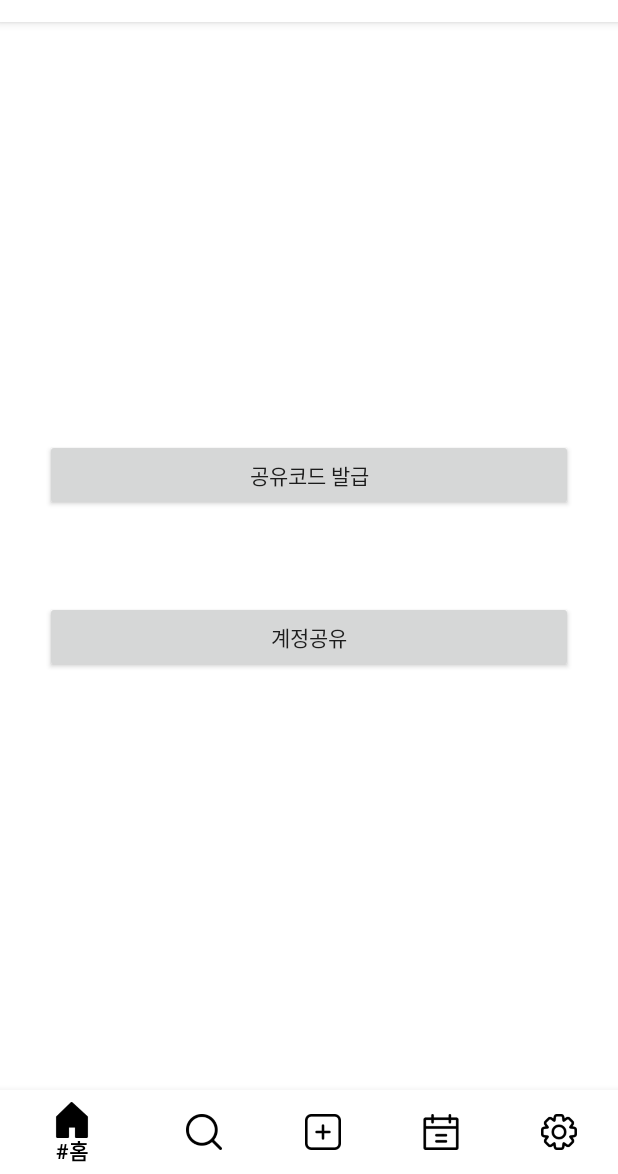
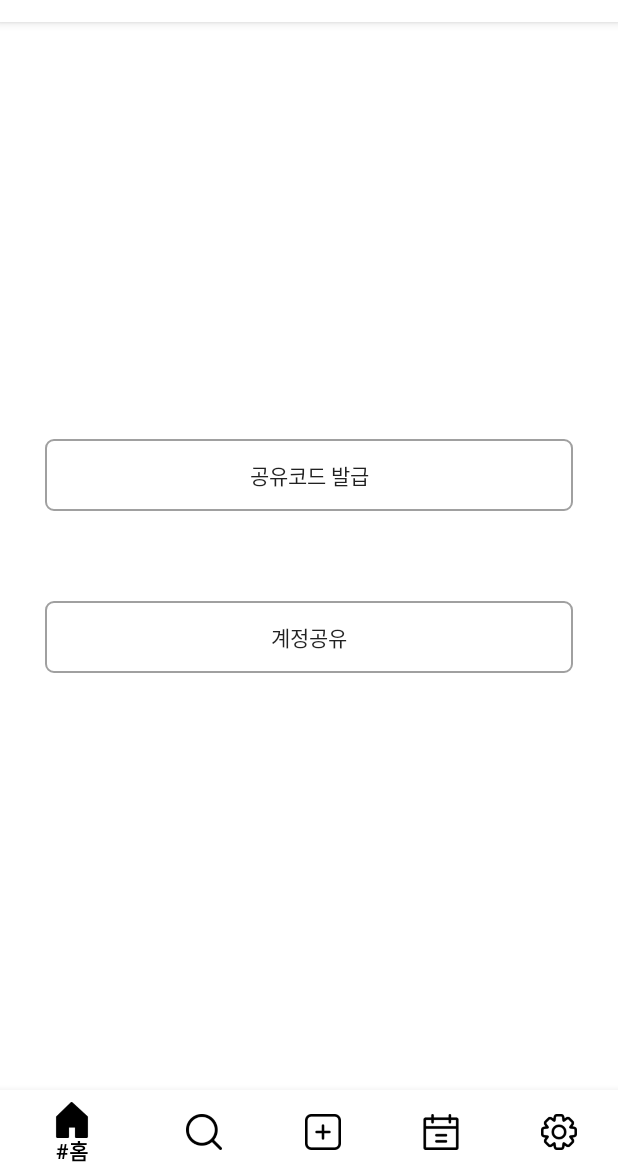
Before and after one commit to yoonh-j/HRHJ, an Android app: the fragment DeviceShareFragment placed in its activity, on a phone screen of 412 x 824 dp, the part 62-1236 px from its top. Run offline under Robolectric (Android 15) with nearby library versions, the phone set to English and light mode, and no system bars; our stand-ins replace androidx.preference; libraries missing offline, so code that uses them is left out: com.gun0912.tedpermission; 1 statement that could not run was skipped.

Commit message:
UI Updated
- 초기 화면 변경
- 홈 화면의 사진 정사각형으로 변경, 텍스트 수정/완료 버튼 변경
- 홈 화면에서 뒤로가기 누르면 바로 종료
- 검색 화면의 그리드뷰 아이템 정사각형으로 변경
- 설정의 기기공유 화면 변경

```diff
--- a/FrontEnd/HRHJ/app/src/main/java/com/example/hrhj/InitialPageActivity.java
+++ b/FrontEnd/HRHJ/app/src/main/java/com/example/hrhj/InitialPageActivity.java
@@ -11,6 +11,7 @@ import com.fasterxml.jackson.databind.ObjectMapper;
 import com.google.android.material.floatingactionbutton.FloatingActionButton;
 import com.google.android.material.snackbar.Snackbar;
 
+import androidx.appcompat.app.ActionBar;
 import androidx.appcompat.app.AppCompatActivity;
 import androidx.appcompat.widget.Toolbar;
 
@@ -29,6 +30,9 @@ public class InitialPageActivity extends AppCompatActivity {
 
     @Override
     protected void onCreate(Bundle savedInstanceState) {
+        ActionBar actionBar = getSupportActionBar();
+        actionBar.hide();
+
         super.onCreate(savedInstanceState);
         setContentView(R.layout.activity_initial_page);
 
--- a/FrontEnd/HRHJ/app/src/main/java/com/example/hrhj/PreferenceFragment.java
+++ b/FrontEnd/HRHJ/app/src/main/java/com/example/hrhj/PreferenceFragment.java
@@ -50,7 +50,8 @@ public class PreferenceFragment extends PreferenceFragmentCompat  {
 
         getActivity().getSupportFragmentManager()
                 .beginTransaction()
-                .replace(R.id.frameLayout, fragment)
+                .add(R.id.frameLayout, fragment)
+                .addToBackStack(null)
                 .commit();
     }
 
--- /dev/null
+++ b/FrontEnd/HRHJ/app/src/main/res/drawable/fragment_preference_button_background.xml
@@ -0,0 +1,15 @@
+<?xml version="1.0" encoding="utf-8"?>
+<layer-list xmlns:android="http://schemas.android.com/apk/res/android">
+    <item>
+        <shape
+            android:shape="rectangle">
+            <stroke
+                android:width="1dp"
+                android:color="@color/colorGrayedOut"/>
+            <solid
+                android:color="@android:color/transparent"/>
+            <corners
+                android:radius="5dp"/>
+        </shape>
+    </item>
+</layer-list>
--- a/FrontEnd/HRHJ/app/src/main/res/layout/activity_initial_page.xml
+++ b/FrontEnd/HRHJ/app/src/main/res/layout/activity_initial_page.xml
@@ -23,7 +23,9 @@
             android:id="@+id/IPA_Start_Button"
             android:layout_width="wrap_content"
             android:layout_height="wrap_content"
-            android:text="시작하기"/>
+            android:text="시작하기"
+            android:textColor="@color/colorActionBarMenu"
+            android:background="@color/colorPrimary"/>
     </LinearLayout>
 
     <View
--- a/FrontEnd/HRHJ/app/src/main/res/layout/fragment_add_basic.xml
+++ b/FrontEnd/HRHJ/app/src/main/res/layout/fragment_add_basic.xml
@@ -79,7 +79,6 @@
             android:layout_height="match_parent"
             android:layout_weight="1"
             android:layout_marginEnd="2dp"
-            android:background="@drawable/border"
             android:button="@drawable/radio_white"/>
         <RadioButton
             android:id="@+id/basicColor_gray"
--- a/FrontEnd/HRHJ/app/src/main/res/layout/fragment_add_text.xml
+++ b/FrontEnd/HRHJ/app/src/main/res/layout/fragment_add_text.xml
@@ -47,6 +47,7 @@
             android:gravity="center_vertical|center_horizontal"
             android:hint="일기 작성"
             android:textColorHint="@color/colorGrayedOut"
+            android:textCursorDrawable="@color/colorPrimary"
             android:visibility="gone"/>
     </FrameLayout>
 
--- a/FrontEnd/HRHJ/app/src/main/res/layout/fragment_devicechange.xml
+++ b/FrontEnd/HRHJ/app/src/main/res/layout/fragment_devicechange.xml
@@ -1,7 +1,8 @@
 <?xml version="1.0" encoding="utf-8"?>
 <LinearLayout xmlns:android="http://schemas.android.com/apk/res/android"
     android:orientation="vertical" android:layout_width="match_parent"
-    android:layout_height="match_parent" android:gravity="center">
+    android:layout_height="match_parent" android:gravity="center"
+    android:background="@color/colorPrimary">
 
     <LinearLayout
         android:layout_width="match_parent"
@@ -13,7 +14,8 @@
             android:id="@+id/DCF_issueCode_Button"
             android:layout_width="match_parent"
             android:layout_height="wrap_content"
-            android:text="공유코드 발급" />
+            android:text="공유코드 발급"
+            android:background="@drawable/fragment_preference_button_background"/>
 
     </LinearLayout>
 
@@ -27,7 +29,8 @@
             android:id="@+id/DCF_shareAccount_Button"
             android:layout_width="match_parent"
             android:layout_height="wrap_content"
-            android:text="계정공유" />
+            android:text="계정공유"
+            android:background="@drawable/fragment_preference_button_background"/>
 
 
     </LinearLayout>
--- a/FrontEnd/HRHJ/app/src/main/res/layout/fragment_home_list.xml
+++ b/FrontEnd/HRHJ/app/src/main/res/layout/fragment_home_list.xml
@@ -7,6 +7,7 @@
     android:layout_width="match_parent"
     android:layout_height="match_parent"
     android:layout_above="@+id/bottomNavigation"
+    android:background="@color/colorPrimary"
     app:layoutManager="LinearLayoutManager"
     tools:context=".Home.HomeFragment"
     tools:listitem="@layout/item_fragment_home" />
--- a/FrontEnd/HRHJ/app/src/main/res/layout/item_fragment_search.xml
+++ b/FrontEnd/HRHJ/app/src/main/res/layout/item_fragment_search.xml
@@ -6,6 +6,7 @@
     <ImageView
         android:id="@+id/search_itemImage"
         android:layout_width="match_parent"
-        android:layout_height="wrap_content"
+        android:layout_height="match_parent"
+        android:padding="1dp"
         android:adjustViewBounds="true" />
 </LinearLayout>
--- a/FrontEnd/HRHJ/app/src/main/res/values/colors.xml
+++ b/FrontEnd/HRHJ/app/src/main/res/values/colors.xml
@@ -2,7 +2,7 @@
 <resources>
     <color name="colorPrimary">#FFFFFF</color>
     <color name="colorPrimaryDark">#000000</color>
-    <color name="colorAccent">#D81B60</color>
+    <color name="colorAccent">#000000</color>
     <color name="colorGrayedOut">#A0A0A0</color>
     <color name="colorTextBackground">#B3000000</color>
     <color name="colorActionBarMenu">#2196F3</color>
```
Also changed, not shown: FrontEnd/HRHJ/app/src/main/java/com/example/hrhj/Home/HomeRecyclerViewAdapter.java (+7 -0 lines), FrontEnd/HRHJ/app/src/main/java/com/example/hrhj/MainActivity.java (+7 -4 lines), FrontEnd/HRHJ/app/src/main/java/com/example/hrhj/Search/SearchAdapter.java (+7 -0 lines), FrontEnd/HRHJ/app/src/main/res/drawable/border.xml (deleted, +0 -12 lines), FrontEnd/HRHJ/app/src/main/res/drawable/fragment_home_edit_button_background.xml (added, +15 -0 lines), FrontEnd/HRHJ/app/src/main/res/layout/item_fragment_home.xml (+18 -8 lines).
